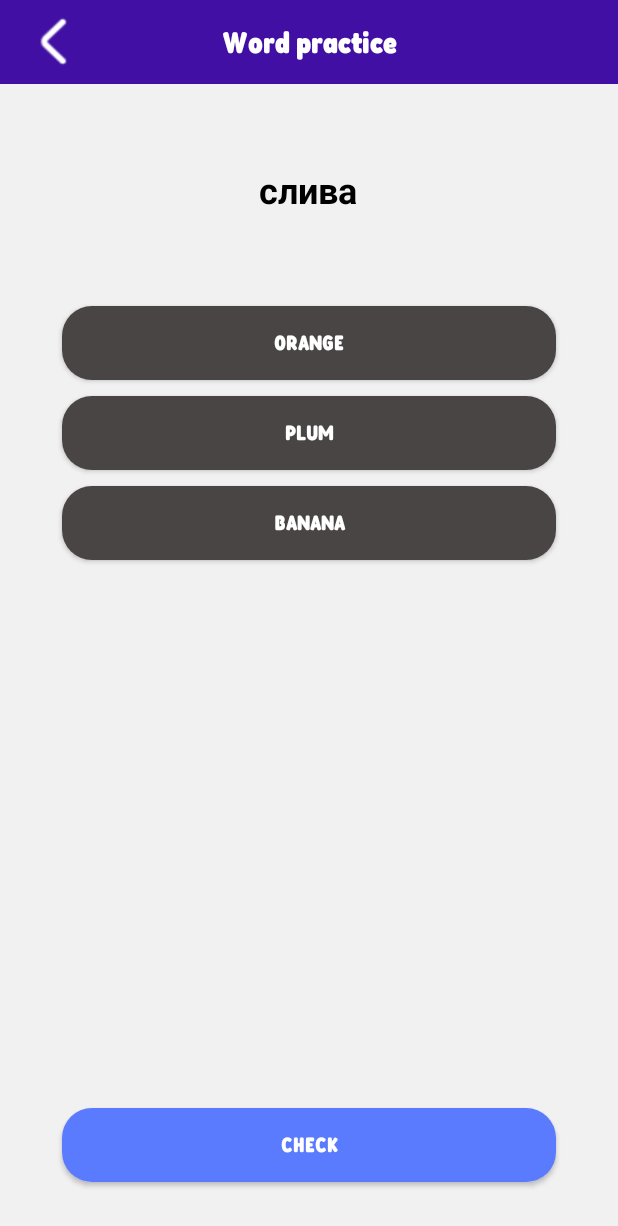
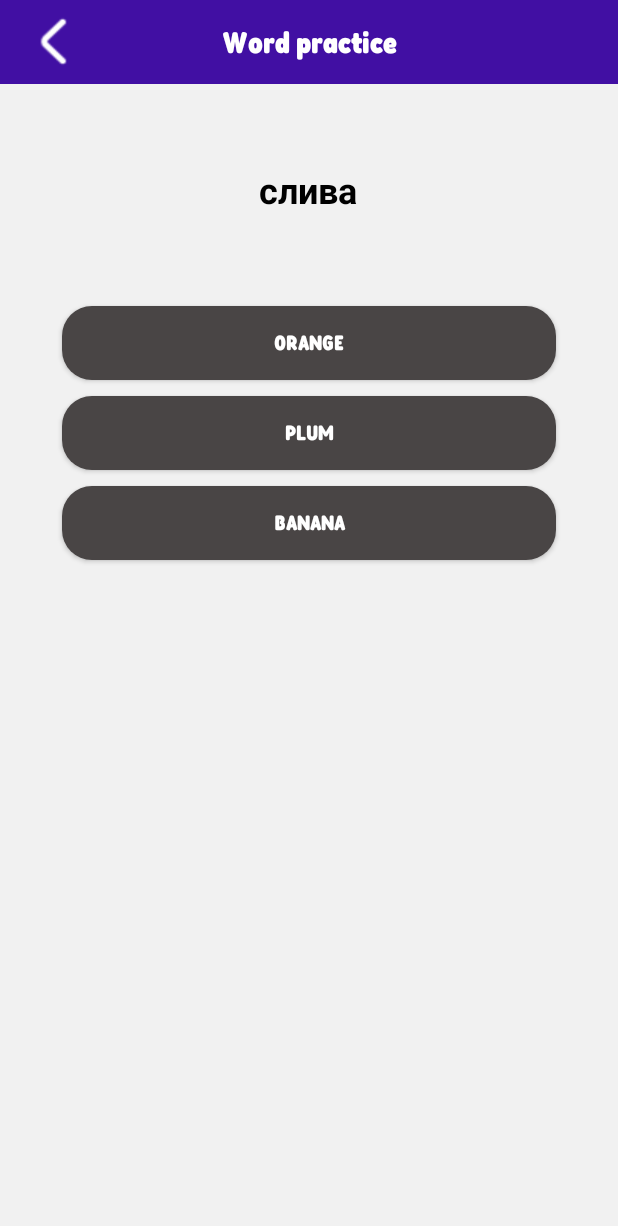
Before and after one commit to huakim/mobile_android_test_app, an Android app: the WordPractice screen opened directly, with no data from a screen before it, on a phone screen of 412 x 824 dp. Shown: the top 1226 px of the screen. Run offline under Robolectric (Android 15) with nearby library versions, the phone set to English and light mode, and no system bars.

```diff
--- a/app/src/main/res/layout/activity_word_practice.xml
+++ b/app/src/main/res/layout/activity_word_practice.xml
@@ -6,19 +6,6 @@
     android:layout_height="match_parent"
     android:background="@color/background"
     tools:context=".WordPractice">
-
-    <Button
-        android:id="@+id/buttonGuess6"
-        android:layout_width="329dp"
-        android:layout_height="49dp"
-        android:layout_marginBottom="36dp"
-        android:background="@drawable/button_rounded_blue"
-        android:fontFamily="@font/fredoka_condensed_bold"
-        android:text="@string/check"
-        android:textColor="@color/whiteone"
-        app:layout_constraintBottom_toBottomOf="parent"
-        app:layout_constraintEnd_toEndOf="parent"
-        app:layout_constraintStart_toStartOf="parent" />
 
     <Button
         android:id="@+id/button_1"
```
Also changed, not shown: app/src/main/java/org/akusha/lang/SplashScreen.java (+55 -11 lines).
